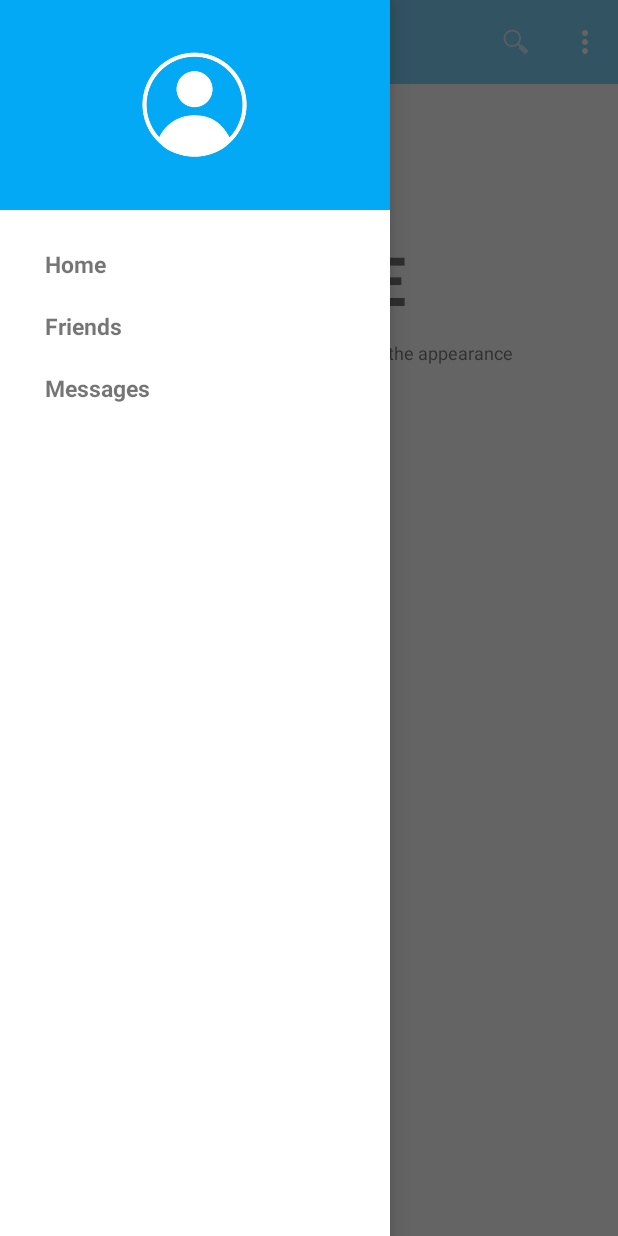
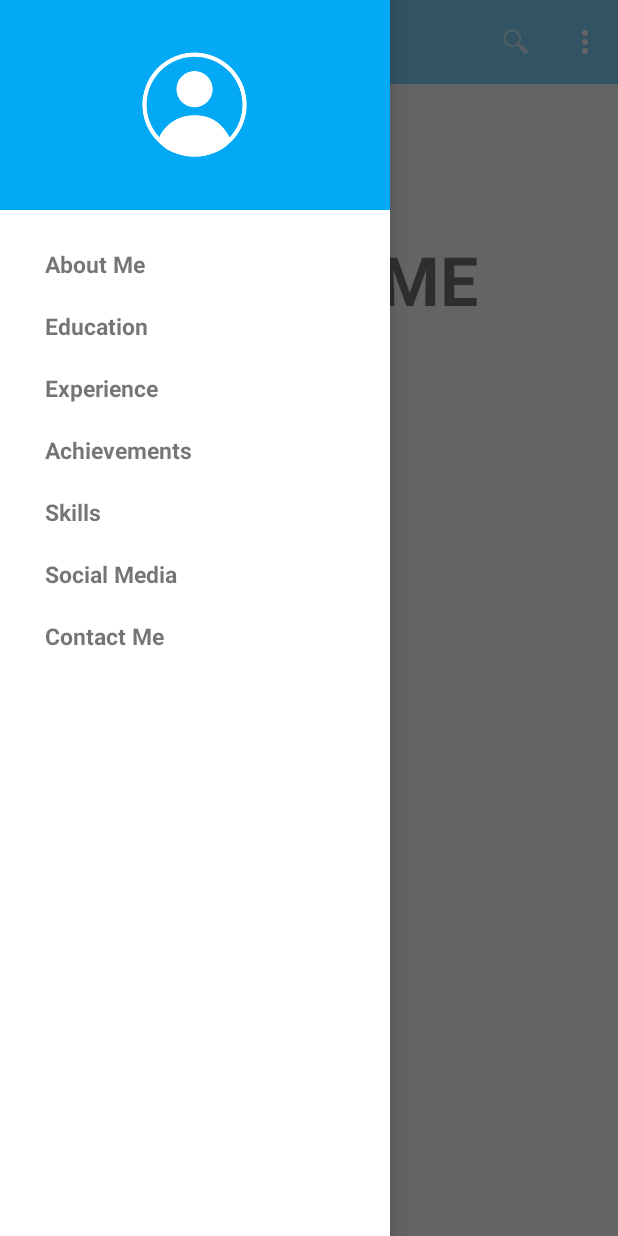
Before and after one commit to juanchosandox90/CVJuanResume, an Android app: the screen it shows after launch (MainActivity), with the side drawer open, on a phone screen of 412 x 824 dp. Run offline under Robolectric (Android 15) with nearby library versions, the phone set to English and light mode, and no system bars.

Commit message:
CVJuanSandoval_AddingCVIndex_1.0.0-2

```diff
--- a/app/src/main/java/app/com/cvjuanresume/juansandoval/cvjuanresume/fragments/HomeFragment.java
+++ b/app/src/main/java/app/com/cvjuanresume/juansandoval/cvjuanresume/fragments/AboutMeFragment.java
@@ -14,9 +14,9 @@ import android.view.ViewGroup;
 import app.com.cvjuanresume.juansandoval.cvjuanresume.R;
 
 
-public class HomeFragment extends Fragment {
+public class AboutMeFragment extends Fragment {
 
-    public HomeFragment() {
+    public AboutMeFragment() {
         // Required empty public constructor
     }
 
@@ -29,7 +29,7 @@ public class HomeFragment extends Fragment {
     @Override
     public View onCreateView(LayoutInflater inflater, ViewGroup container,
                              Bundle savedInstanceState) {
-        View rootView = inflater.inflate(R.layout.fragment_home, container, false);
+        View rootView = inflater.inflate(R.layout.fragment_aboutme, container, false);
 
 
         // Inflate the layout for this fragment
--- a/app/src/main/res/values/strings.xml
+++ b/app/src/main/res/values/strings.xml
@@ -5,20 +5,40 @@
     <string name="drawer_open">Open</string>
     <string name="drawer_close">Close</string>
 
-    <string name="nav_item_home">Home</string>
-    <string name="nav_item_friends">Friends</string>
-    <string name="nav_item_notifications">Messages</string>
+    <string name="nav_item_aboutme">About Me</string>
+    <string name="nav_item_education">Education</string>
+    <string name="nav_item_experience">Experience</string>
+    <string name="nav_item_achievements">Achievements</string>
+    <string name="nav_item_skills">Skills</string>
+    <string name="nav_item_socialmedia">Social Media</string>
+    <string name="nav_item_contacme">Contact Me</string>
+
+    <string name="fragment_title_aboutme">ABOUT ME</string>
+    <string name="fragment_title_education">EDUCATION</string>
+    <string name="fragment_title_experience">EXPERIENCE</string>
+    <string name="fragment_title_achievements">ACHIEVEMENTS</string>
+    <string name="fragment_title_skills">SKILLS</string>
+    <string name="fragment_title_socialmedia">SOCIAL MEDIA</string>
+    <string name="fragment_title_contactme">CONTACT ME</string>
 
     <!-- navigation drawer item labels  -->
     <string-array name="nav_drawer_labels">
-        <item>@string/nav_item_home</item>
-        <item>@string/nav_item_friends</item>
-        <item>@string/nav_item_notifications</item>
+        <item>@string/nav_item_aboutme</item>
+        <item>@string/nav_item_education</item>
+        <item>@string/nav_item_experience</item>
+        <item>@string/nav_item_achievements</item>
+        <item>@string/nav_item_skills</item>
+        <item>@string/nav_item_socialmedia</item>
+        <item>@string/nav_item_contacme</item>
     </string-array>
 
-    <string name="title_messages">Messages</string>
-    <string name="title_friends">Friends</string>
-    <string name="title_home">Home</string>
+    <string name="title_experience">Experience</string>
+    <string name="title_education">Education</string>
+    <string name="title_aboutme">About Me</string>
+    <string name="title_achievements">Achievements</string>
+    <string name="title_skills">Skills</string>
+    <string name="title_socialmedia">Social Media</string>
+    <string name="title_contactme">Contact Me</string>
 
     <!-- TODO: Remove or change this placeholder text -->
     <string name="hello_blank_fragment">Hello blank fragment</string>
```
Also changed, not shown: app/src/main/java/app/com/cvjuanresume/juansandoval/cvjuanresume/MainActivity.java (+30 -10 lines), app/src/main/java/app/com/cvjuanresume/juansandoval/cvjuanresume/fragments/AchievementsFragment.java (added, +47 -0 lines), app/src/main/java/app/com/cvjuanresume/juansandoval/cvjuanresume/fragments/ContactMeFragment.java (added, +47 -0 lines), app/src/main/java/app/com/cvjuanresume/juansandoval/cvjuanresume/fragments/EducationFragment.java (added, +47 -0 lines), app/src/main/java/app/com/cvjuanresume/juansandoval/cvjuanresume/fragments/ExperienceFragment.java (added, +47 -0 lines), app/src/main/java/app/com/cvjuanresume/juansandoval/cvjuanresume/fragments/SkillsFragment.java (renamed from app/src/main/java/app/com/cvjuanresume/juansandoval/cvjuanresume/fragments/MessageFragment.java, +6 -6 lines), app/src/main/java/app/com/cvjuanresume/juansandoval/cvjuanresume/fragments/SocialMediaFragment.java (renamed from app/src/main/java/app/com/cvjuanresume/juansandoval/cvjuanresume/fragments/FriendsFragment.java, +6 -6 lines), app/src/main/res/layout/fragment_aboutme.xml (renamed from app/src/main/res/layout/fragment_home.xml, +4 -4 lines), app/src/main/res/layout/fragment_achievements.xml (added, +30 -0 lines), app/src/main/res/layout/fragment_contactme.xml (renamed from app/src/main/res/layout/fragment_messages.xml, +4 -4 lines), app/src/main/res/layout/fragment_education.xml (added, +30 -0 lines), app/src/main/res/layout/fragment_experience.xml (renamed from app/src/main/res/layout/fragment_friends.xml, +4 -4 lines), app/src/main/res/layout/fragment_skills.xml (added, +30 -0 lines), app/src/main/res/layout/fragment_socialmedia.xml (added, +30 -0 lines).
